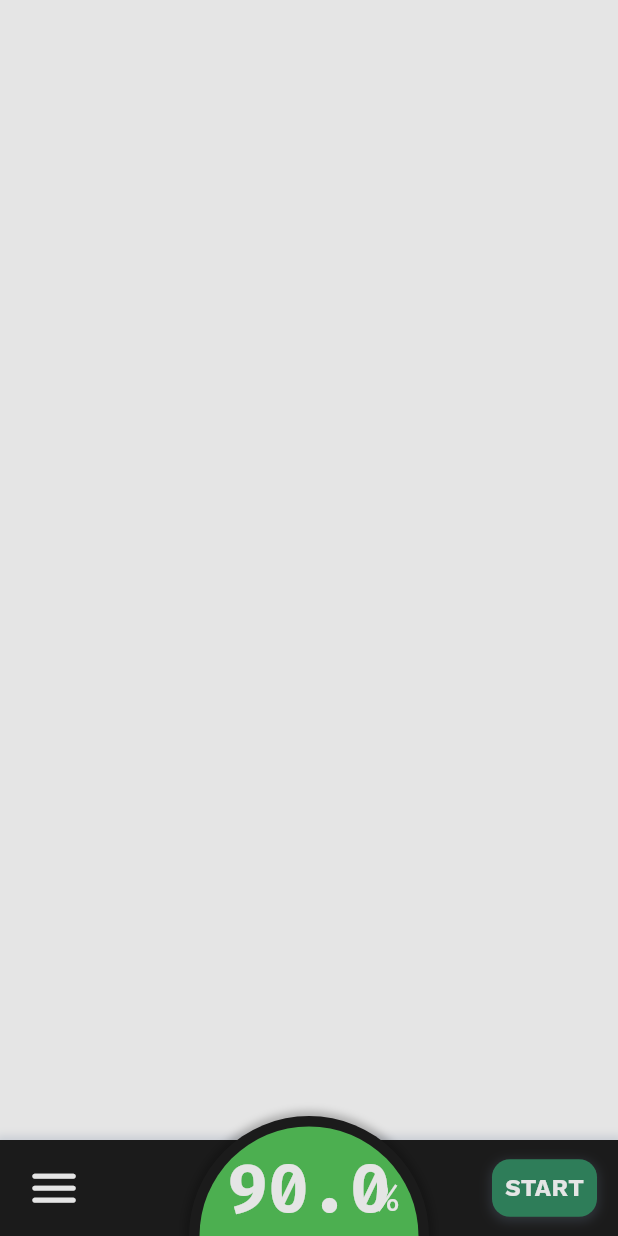
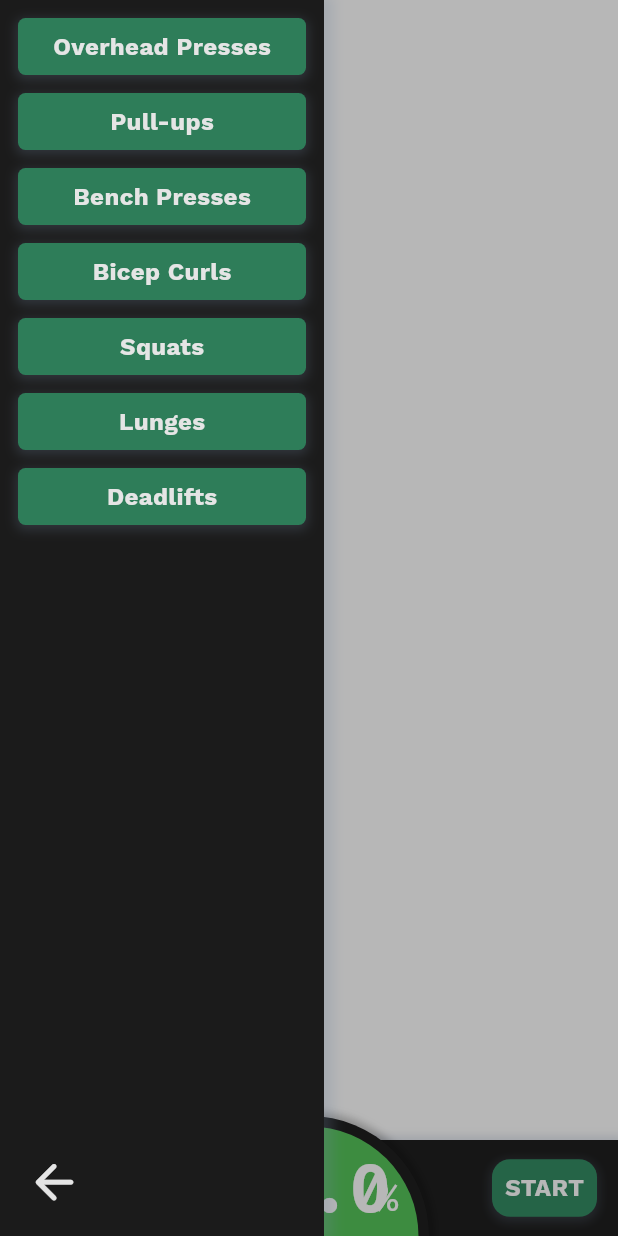
Before and after one commit to MackOfalda125/flexfit-app, a Flutter app: the screen it shows after launch, after a tap on the "menu" icon, on a phone screen of 412 x 824 dp. Run offline on Flutter 3.47's test engine with Material 3 defaults, Android fonts, the phone set to English and light mode, and no system bars; our stand-ins replace loading_animation_widget.

Commit message:
Add exercise menu panel

```diff
--- a/lib/core/constants.dart
+++ b/lib/core/constants.dart
@@ -62,4 +62,11 @@ class AppShadows {
     offset: Offset(0, 2),
     spreadRadius: 1,
   );
+
+  static const BoxShadow panelShadow = BoxShadow(
+    color: AppColors.primaryShadow,
+    blurRadius: 6,
+    offset: Offset(3, 0),
+    spreadRadius: 3,
+  );
 }
--- a/lib/features/home/bottom_app_bar.dart
+++ b/lib/features/home/bottom_app_bar.dart
@@ -4,7 +4,9 @@ import 'package:app/features/home/start_stop_button.dart';
 import 'package:app/features/home/custom_semicircle.dart';
 
 class CustomBottomAppBar extends StatefulWidget {
-  const CustomBottomAppBar({super.key});
+  final VoidCallback onMenuPressed;
+
+  const CustomBottomAppBar({super.key, required this.onMenuPressed});
 
   @override
   State<CustomBottomAppBar> createState() => _CustomBottomAppBarState();
@@ -21,7 +23,7 @@ class _CustomBottomAppBarState extends State<CustomBottomAppBar> {
     // Add Start/Stop Logic Here
   }
 
-  //TODO: semircircle not showing
+  //TODO: add exercise menu panel
 
   @override
   Widget build(BuildContext context) {
@@ -55,7 +57,7 @@ class _CustomBottomAppBarState extends State<CustomBottomAppBar> {
                         color: AppColors.primaryText,
                         size: 38.4,
                       ),
-                      onPressed: () {},
+                      onPressed: widget.onMenuPressed,
                       padding: EdgeInsets.zero,
                       constraints: BoxConstraints(),
                     ),
--- /dev/null
+++ b/lib/features/home/exercise_button.dart
@@ -0,0 +1,25 @@
+import 'package:flutter/material.dart';
+import 'package:app/core/constants.dart';
+
+class ExerciseButton extends StatelessWidget {
+  final String label;
+
+  const ExerciseButton({super.key, required this.label});
+
+  @override
+  Widget build(BuildContext context) {
+    return InkWell(
+      onTap: () {},
+      child: Container(
+        width: 192,
+        height: 38,
+        decoration: ShapeDecoration(
+          color: AppColors.primaryButton,
+          shape: RoundedRectangleBorder(borderRadius: BorderRadius.circular(5)),
+          shadows: [AppShadows.buttonShadow],
+        ),
+        child: Center(child: Text(label, style: AppTextStyles.buttonText)),
+      ),
+    );
+  }
+}
--- /dev/null
+++ b/lib/features/home/exercise_menu_panel.dart
@@ -0,0 +1,64 @@
+import 'package:flutter/material.dart';
+import 'package:app/core/constants.dart';
+import 'package:app/features/home/exercise_button.dart';
+
+class ExerciseMenuPanel extends StatelessWidget {
+  final VoidCallback onBackPressed;
+
+  final List<String> exercises = [
+    "Overhead Presses",
+    "Pull-ups",
+    "Bench Presses",
+    "Bicep Curls",
+    "Squats",
+    "Lunges",
+    "Deadlifts",
+  ];
+
+  ExerciseMenuPanel({super.key, required this.onBackPressed});
+
+  @override
+  Widget build(BuildContext context) {
+    return Container(
+      padding: EdgeInsets.only(top: 6),
+      height: MediaQuery.of(context).size.height,
+      width: 216,
+      decoration: BoxDecoration(
+        color: AppColors.primaryBackground,
+        boxShadow: [AppShadows.panelShadow],
+      ),
+      child: Column(
+        mainAxisAlignment: MainAxisAlignment.spaceBetween,
+        children: [
+          Column(
+            mainAxisAlignment: MainAxisAlignment.start,
+            children: exercises
+                .map(
+                  (label) => Padding(
+                    padding: const EdgeInsets.symmetric(vertical: 6),
+                    child: ExerciseButton(label: label),
+                  ),
+                )
+                .toList(),
+          ),
+          Align(
+            alignment: Alignment.centerLeft,
+            child: Padding(
+              padding: EdgeInsets.only(left: 12, bottom: 12),
+              child: IconButton(
+                icon: const Icon(
+                  Icons.arrow_back_rounded,
+                  color: AppColors.primaryText,
+                  size: 38.4,
+                ),
+                onPressed: onBackPressed,
+                padding: EdgeInsets.zero,
+                constraints: BoxConstraints(),
+              ),
+            ),
+          ),
+        ],
+      ),
+    );
+  }
+}
--- a/lib/features/home/home_screen.dart
+++ b/lib/features/home/home_screen.dart
@@ -1,6 +1,7 @@
 import 'package:flutter/material.dart';
 import 'package:app/core/constants.dart';
 import 'package:app/features/home/bottom_app_bar.dart';
+import 'package:app/features/home/exercise_menu_panel.dart';
 
 class HomeScreen extends StatefulWidget {
   const HomeScreen({super.key});
@@ -10,12 +11,46 @@ class HomeScreen extends StatefulWidget {
 }
 
 class _HomeScreenState extends State<HomeScreen> {
+  bool _isMenuOpen = false;
+
+  void _toggleMenu() {
+    setState(() {
+      _isMenuOpen = !_isMenuOpen;
+    });
+  }
+
   @override
   Widget build(BuildContext context) {
     return Scaffold(
       backgroundColor: AppColors.primaryText,
-      extendBodyBehindAppBar: true,
-      bottomNavigationBar: CustomBottomAppBar(),
+      extendBody: true, // Needed to allow overlay over bottomNavigationBar
+      body: Stack(
+        children: [
+          // Main content (camera preview or background)
+          Container(), // Replace with your actual UI
+          Positioned(
+            left: 0,
+            right: 0,
+            bottom: 0,
+            child: CustomBottomAppBar(onMenuPressed: _toggleMenu),
+          ),
+          // Dimmed background
+          if (_isMenuOpen)
+            GestureDetector(
+              onTap: _toggleMenu,
+              child: Container(color: Colors.black.withOpacity(0.2)),
+            ),
+
+          // Sliding panel
+          AnimatedPositioned(
+            duration: const Duration(milliseconds: 300),
+            left: _isMenuOpen ? 0 : -230,
+            top: 0,
+            bottom: 0,
+            child: ExerciseMenuPanel(onBackPressed: _toggleMenu),
+          ),
+        ],
+      ),
     );
   }
 }
--- a/lib/features/home/start_stop_button.dart
+++ b/lib/features/home/start_stop_button.dart
@@ -13,7 +13,7 @@ class StartStopButton extends StatelessWidget {
 
   @override
   Widget build(BuildContext context) {
-    return GestureDetector(
+    return InkWell(
       onTap: onTap,
       child: Container(
         height: 38.40,
--- a/lib/features/home/test_screen.dart
+++ b/lib/features/home/test_screen.dart
@@ -1,48 +1,26 @@
 import 'package:flutter/material.dart';
 import 'package:app/core/constants.dart';
+import 'package:app/features/home/exercise_menu_panel.dart';
+import 'package:app/features/home/bottom_app_bar.dart';
 
-class TestScreen extends StatelessWidget {
+class TestScreen extends StatefulWidget {
   const TestScreen({super.key});
 
   @override
+  State<TestScreen> createState() => _TestScreenState();
+}
+
+class _TestScreenState extends State<TestScreen> {
+  bool _isMenuOpen = false;
+
+  void _toggleMenu() {
+    setState(() {
+      _isMenuOpen = !_isMenuOpen;
+    });
+  }
+
+  @override
   Widget build(BuildContext context) {
-    return Scaffold(
-      backgroundColor: AppColors.primaryText,
-      extendBodyBehindAppBar: true,
-      body: Center(
-        child: Padding(
-          padding: const EdgeInsets.all(0),
-          child: Stack(
-            alignment: Alignment.bottomCenter,
-            children: [
-              // Outer semicircle (border)
-              Container(
-                width: 160,
-                height: 80,
-                decoration: BoxDecoration(
-                  color: Colors.black,
-                  borderRadius: const BorderRadius.only(
-                    topLeft: Radius.circular(100),
-                    topRight: Radius.circular(100),
-                  ),
-                ),
-              ),
-              // Inner semicircle (fill)
-              Container(
-                width: 160 - 14,
-                height: 80 - 7,
-                decoration: BoxDecoration(
-                  color: Colors.red,
-                  borderRadius: const BorderRadius.only(
-                    topLeft: Radius.circular(100),
-                    topRight: Radius.circular(100),
-                  ),
-                ),
-              ),
-            ],
-          ),
-        ),
-      ),
-    );
+    return Scaffold();
   }
 }
```
